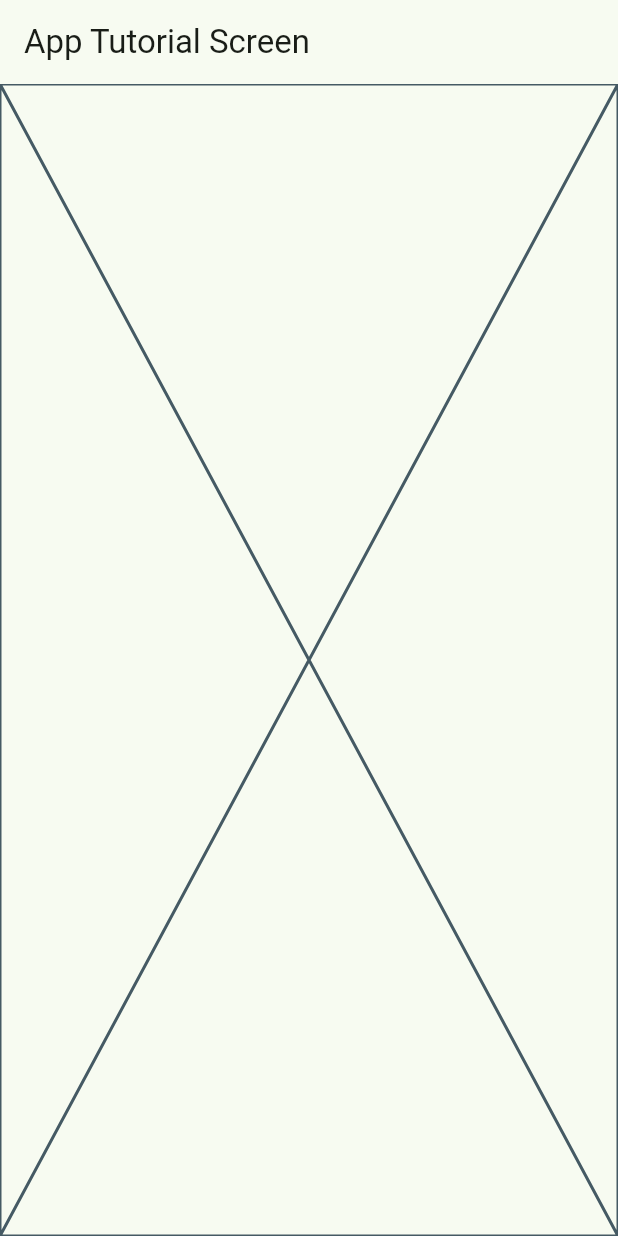
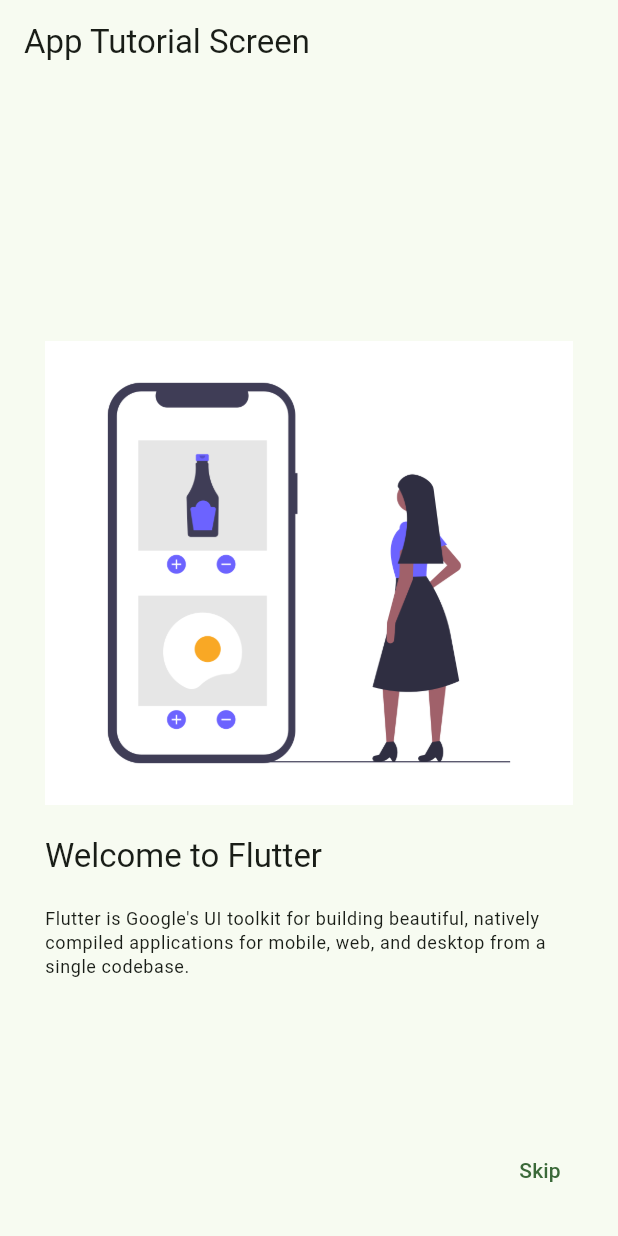
Before and after one commit to AndrexMed/widgetsapp, a Flutter app: the AppTutorialScreen screen opened by its route, on a phone screen of 412 x 824 dp. Run offline on Flutter 3.47's test engine with Material 3 defaults, Android fonts, the phone set to English and light mode, and no system bars; our stand-ins replace go_router.

Commit message:
Tutorial Fin

```diff
--- a/lib/presentation/screens/app_tutorial/app_tutorial_screen.dart
+++ b/lib/presentation/screens/app_tutorial/app_tutorial_screen.dart
@@ -1,4 +1,6 @@
 import 'package:flutter/material.dart';
+import 'package:go_router/go_router.dart';
+import 'package:widgetsapp/configs/router/router.dart';
 
 class SlideInfo {
   final String title;
@@ -21,10 +23,6 @@ final slides = <SlideInfo>[
       'Fast',
       'Flutter is Google\'s UI toolkit for building beautiful, natively compiled applications for mobile, web, and desktop from a single codebase.',
       'assets/images/3.png'),
-  const SlideInfo(
-      'Open Source',
-      'Flutter is Google\'s UI toolkit for building beautiful, natively compiled applications for mobile, web, and desktop from a single codebase.',
-      'assets/images/4.png'),
 ];
 
 class AppTutorialScreen extends StatelessWidget {
@@ -37,7 +35,9 @@ class AppTutorialScreen extends StatelessWidget {
       appBar: AppBar(
         title: const Text('App Tutorial Screen'),
       ),
-      body: PageView(
+      body: Stack(
+        children: [
+          PageView(
             physics: const BouncingScrollPhysics(),
             children: slides
                 .map((data) => _Slide(
@@ -46,6 +46,16 @@ class AppTutorialScreen extends StatelessWidget {
                       imageUrl: data.imageUrl,
                     ))
                 .toList(),
+          ),
+          Positioned(
+            bottom: 20,
+            right: 20,
+            child: TextButton(
+              onPressed: () => context.pop(),
+              child: const Text('Skip'),
+            ),
+          ),
+        ],
       ),
     );
   }
@@ -64,6 +74,35 @@ class _Slide extends StatelessWidget {
 
   @override
   Widget build(BuildContext context) {
-    return const Placeholder();
+    final titleStyle = Theme.of(context).textTheme.titleLarge;
+    final captionStyle = Theme.of(context).textTheme.bodySmall;
+    return Padding(
+      padding: EdgeInsets.symmetric(horizontal: 30),
+      child: Center(
+        child: Column(
+          mainAxisAlignment: MainAxisAlignment.center,
+          crossAxisAlignment: CrossAxisAlignment.start,
+          children: [
+            Image(
+              image: AssetImage(imageUrl),
+            ),
+            const SizedBox(
+              height: 20,
+            ),
+            Text(
+              title,
+              style: titleStyle,
+            ),
+            const SizedBox(
+              height: 20,
+            ),
+            Text(
+              caption,
+              style: captionStyle,
+            ),
+          ],
+        ),
+      ),
+    );
   }
 }
--- a/pubspec.yaml
+++ b/pubspec.yaml
@@ -19,5 +19,5 @@ dev_dependencies:
 flutter:
   uses-material-design: true
 
-assets:
-  - assets/images/
+  assets:
+    - assets/images/
```
Lines whose indentation alone changed are shown as unchanged.
